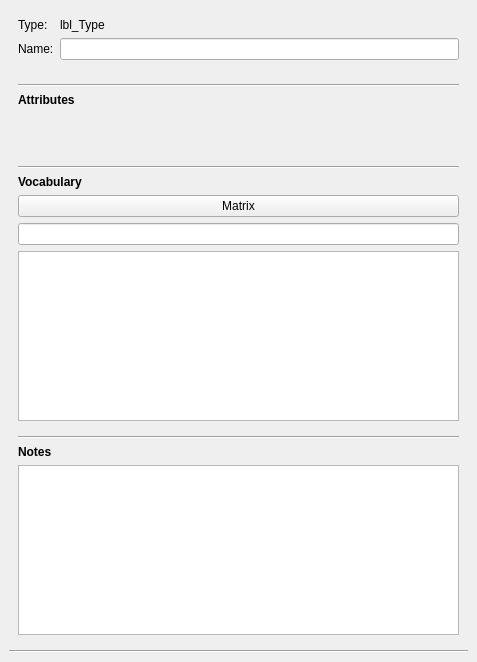
FilmColors/VIAN, file qt_ui/Inspector.ui: the form before one commit.
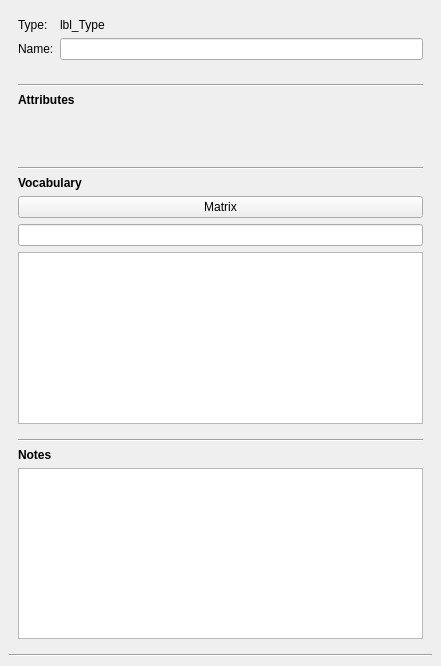
The form after the commit.

Patch:
```diff
--- a/qt_ui/Inspector.ui
+++ b/qt_ui/Inspector.ui
@@ -6,8 +6,8 @@
    <rect>
     <x>0</x>
     <y>0</y>
-    <width>477</width>
-    <height>662</height>
+    <width>441</width>
+    <height>666</height>
    </rect>
   </property>
   <property name="sizePolicy">
@@ -96,6 +96,12 @@
       <property name="frameShape">
        <enum>QFrame::NoFrame</enum>
       </property>
+      <property name="horizontalScrollBarPolicy">
+       <enum>Qt::ScrollBarAlwaysOff</enum>
+      </property>
+      <property name="sizeAdjustPolicy">
+       <enum>QAbstractScrollArea::AdjustToContents</enum>
+      </property>
       <property name="widgetResizable">
        <bool>true</bool>
       </property>
@@ -107,8 +113,8 @@
         <rect>
          <x>0</x>
          <y>0</y>
-         <width>459</width>
-         <height>550</height>
+         <width>423</width>
+         <height>554</height>
         </rect>
        </property>
        <layout class="QVBoxLayout" name="verticalLayout_2">
```
